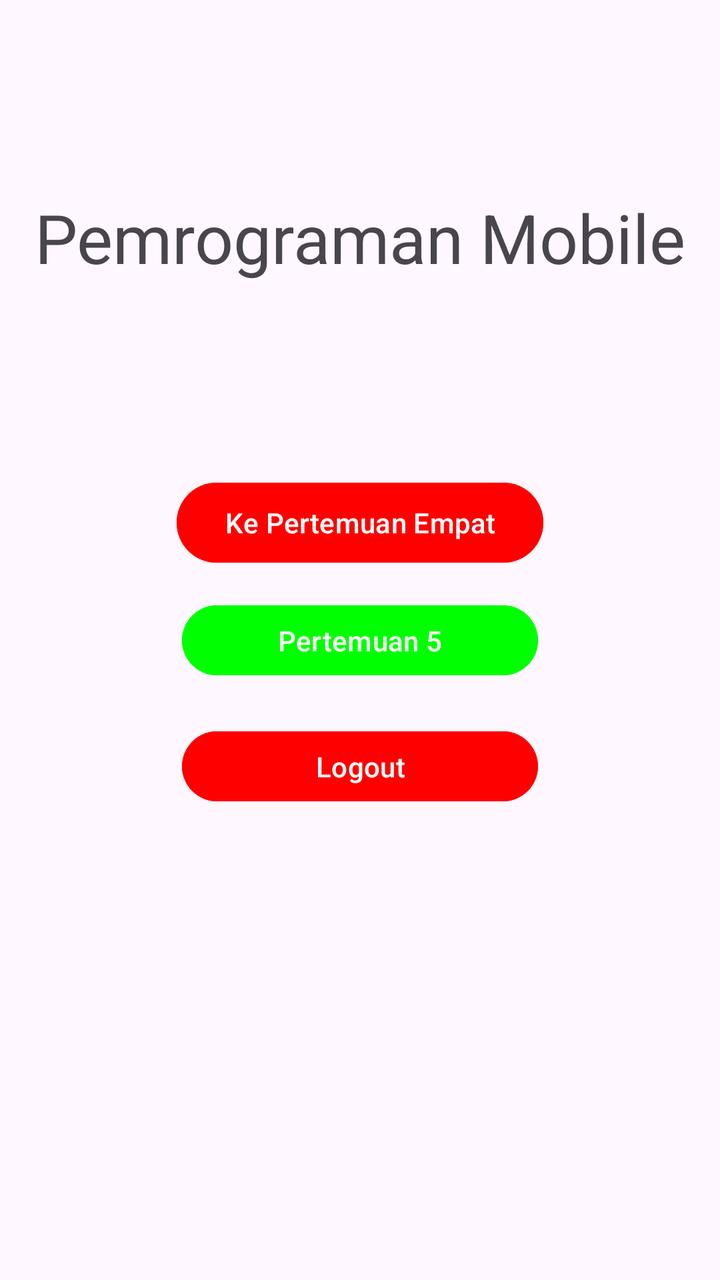
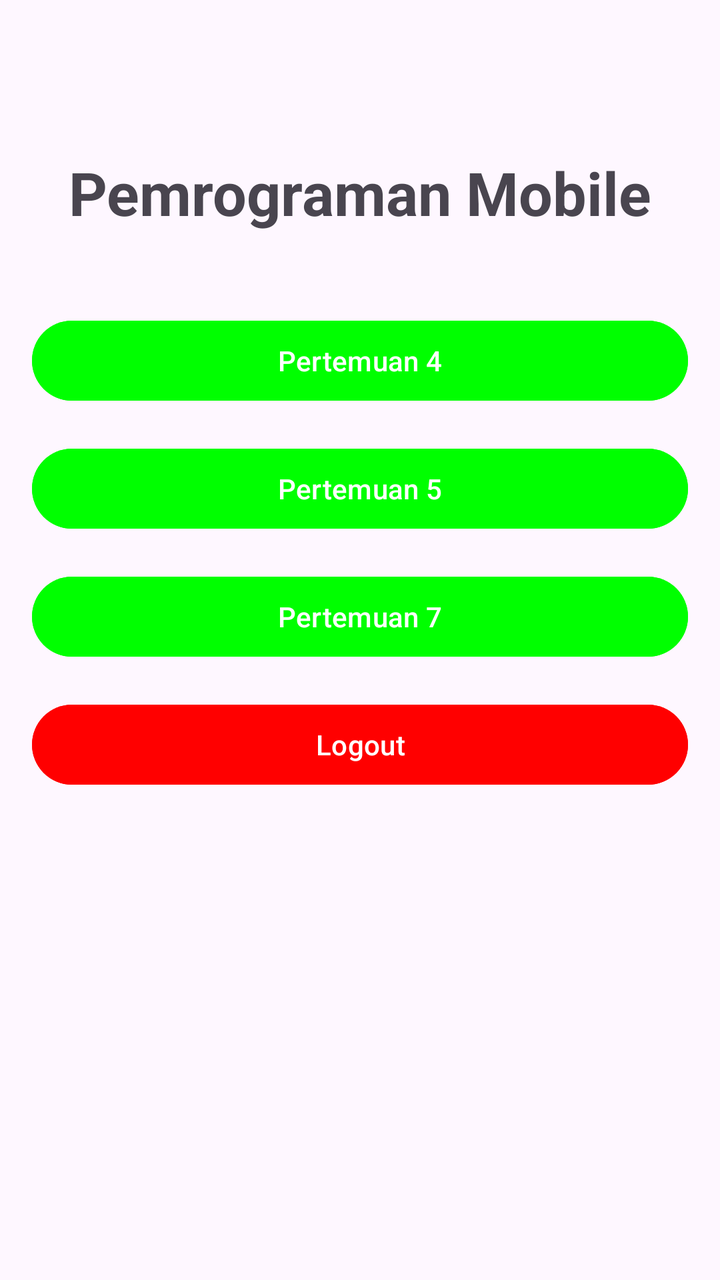

An Android layout rendered at two revisions. The XML below is the earlier revision; the diff shows what the commit changed to produce the second picture.
<!-- AndroidManifest.xml: application theme Theme.Gebi_3TIE_Mobile -->
<!-- res/layout/activity_main.xml -->
<?xml version="1.0" encoding="utf-8"?>
<androidx.constraintlayout.widget.ConstraintLayout
    xmlns:android="http://schemas.android.com/apk/res/android"
    xmlns:app="http://schemas.android.com/apk/res-auto"
    xmlns:tools="http://schemas.android.com/tools"
    android:id="@+id/main"
    android:layout_width="match_parent"
    android:layout_height="match_parent"
    tools:context=".MainActivity">

    <TextView
        android:id="@+id/textView"
        android:layout_width="wrap_content"
        android:layout_height="wrap_content"
        android:text="Pemrograman Mobile"
        android:textSize="34sp"
        app:layout_constraintBottom_toTopOf="@+id/btnToFourth"
        app:layout_constraintEnd_toEndOf="parent"
        app:layout_constraintStart_toStartOf="parent"
        app:layout_constraintTop_toTopOf="parent" />

    <Button
        android:id="@+id/btnToFourth"
        android:layout_width="wrap_content"
        android:layout_height="wrap_content"
        android:text="Ke Pertemuan Empat"
        android:backgroundTint="@color/red"
        app:layout_constraintBottom_toBottomOf="parent"
        app:layout_constraintEnd_toEndOf="parent"
        app:layout_constraintStart_toStartOf="parent"
        app:layout_constraintTop_toTopOf="parent"
        app:layout_constraintVertical_bias="0.401" />

    <Button
        android:id="@+id/btnToFifth"
        android:layout_width="178dp"
        android:layout_height="43dp"
        android:text="Pertemuan 5"
        android:backgroundTint="@color/green"
        app:layout_constraintBottom_toBottomOf="parent"
        app:layout_constraintEnd_toEndOf="parent"
        app:layout_constraintStart_toStartOf="parent"
        app:layout_constraintTop_toTopOf="parent" />

    
    <Button
        android:id="@+id/btnLogout"
        android:layout_width="178dp"
        android:layout_height="43dp"
        android:text="Logout"
        android:backgroundTint="@color/red"
        app:layout_constraintTop_toBottomOf="@id/btnToFifth"
        app:layout_constraintStart_toStartOf="parent"
        app:layout_constraintEnd_toEndOf="parent"
        android:layout_marginTop="20dp" />

</androidx.constraintlayout.widget.ConstraintLayout>
<!-- resources referenced by this layout -->
<resources>
  <color name="green">#FF00FF00</color>
  <color name="red">#FFFF0000</color>
  <style name="Theme.Gebi_3TIE_Mobile" parent="Base.Theme.Gebi_3TIE_Mobile" />
  <style name="Base.Theme.Gebi_3TIE_Mobile" parent="Theme.Material3.DayNight.NoActionBar">
          
          
      </style>
</resources>

<!-- the commit's change to res/layout/activity_main.xml (unified diff, before → after) -->
@@ -6,52 +6,68 @@
     android:id="@+id/main"
     android:layout_width="match_parent"
     android:layout_height="match_parent"
+    android:padding="16dp"
     tools:context=".MainActivity">
 
+    
     <TextView
         android:id="@+id/textView"
         android:layout_width="wrap_content"
         android:layout_height="wrap_content"
         android:text="Pemrograman Mobile"
-        android:textSize="34sp"
-        app:layout_constraintBottom_toTopOf="@+id/btnToFourth"
+        android:textSize="30sp"
+        android:textStyle="bold"
+        app:layout_constraintTop_toTopOf="parent"
+        app:layout_constraintStart_toStartOf="parent"
         app:layout_constraintEnd_toEndOf="parent"
-        app:layout_constraintStart_toStartOf="parent"
-        app:layout_constraintTop_toTopOf="parent" />
+        android:layout_marginTop="60dp" />
 
+    
     <Button
         android:id="@+id/btnToFourth"
-        android:layout_width="wrap_content"
+        android:layout_width="0dp"
         android:layout_height="wrap_content"
-        android:text="Ke Pertemuan Empat"
-        android:backgroundTint="@color/red"
-        app:layout_constraintBottom_toBottomOf="parent"
+        android:text="Pertemuan 4"
+        android:backgroundTint="@color/green"
+        app:layout_constraintTop_toBottomOf="@id/textView"
+        app:layout_constraintStart_toStartOf="parent"
         app:layout_constraintEnd_toEndOf="parent"
-        app:layout_constraintStart_toStartOf="parent"
-        app:layout_constraintTop_toTopOf="parent"
-        app:layout_constraintVertical_bias="0.401" />
+        android:layout_marginTop="40dp" />
 
+    
     <Button
         android:id="@+id/btnToFifth"
-        android:layout_width="178dp"
-        android:layout_height="43dp"
+        android:layout_width="0dp"
+        android:layout_height="wrap_content"
         android:text="Pertemuan 5"
         android:backgroundTint="@color/green"
-        app:layout_constraintBottom_toBottomOf="parent"
+        app:layout_constraintTop_toBottomOf="@id/btnToFourth"
+        app:layout_constraintStart_toStartOf="parent"
         app:layout_constraintEnd_toEndOf="parent"
+        android:layout_marginTop="16dp" />
+
+    
+    <Button
+        android:id="@+id/btnPertemuan7"
+        android:layout_width="0dp"
+        android:layout_height="wrap_content"
+        android:text="Pertemuan 7"
+        android:backgroundTint="@color/green"
+        app:layout_constraintTop_toBottomOf="@id/btnToFifth"
         app:layout_constraintStart_toStartOf="parent"
-        app:layout_constraintTop_toTopOf="parent" />
+        app:layout_constraintEnd_toEndOf="parent"
+        android:layout_marginTop="16dp" />
 
     
     <Button
         android:id="@+id/btnLogout"
-        android:layout_width="178dp"
-        android:layout_height="43dp"
+        android:layout_width="0dp"
+        android:layout_height="wrap_content"
         android:text="Logout"
         android:backgroundTint="@color/red"
-        app:layout_constraintTop_toBottomOf="@id/btnToFifth"
+        app:layout_constraintTop_toBottomOf="@id/btnPertemuan7"
         app:layout_constraintStart_toStartOf="parent"
         app:layout_constraintEnd_toEndOf="parent"
-        android:layout_marginTop="20dp" />
+        android:layout_marginTop="16dp" />
 
 </androidx.constraintlayout.widget.ConstraintLayout>
